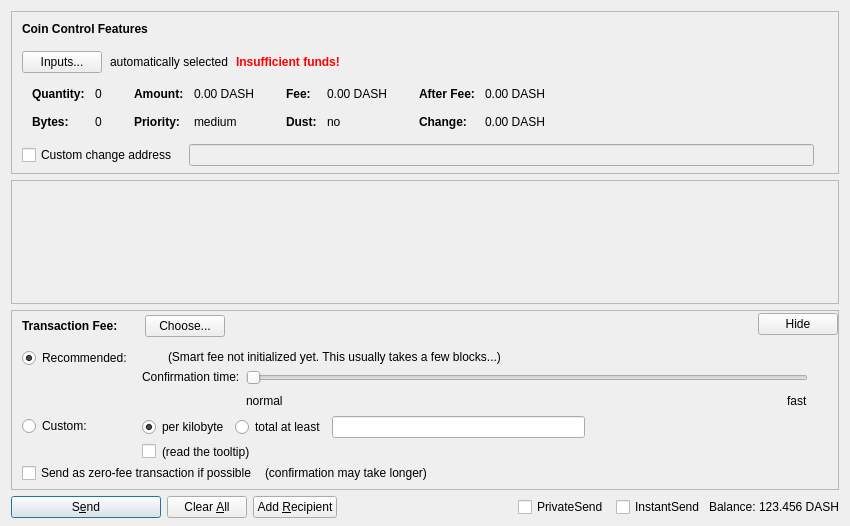
Before: the Qt Designer form src/qt/forms/sendcoinsdialog.ui in entercoindev/enter, drawn with Qt 5.
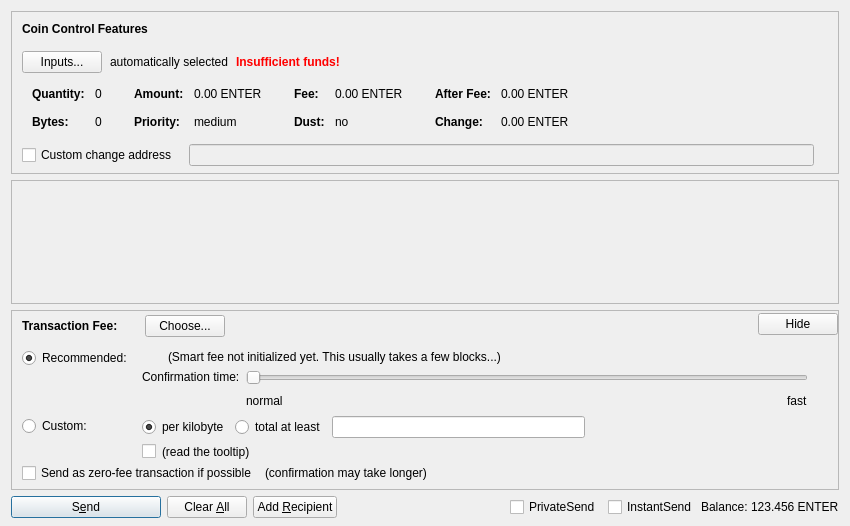
After: the same form once the commit is applied. Custom widgets are drawn as their Qt base class.

```diff
--- a/src/qt/forms/sendcoinsdialog.ui
+++ b/src/qt/forms/sendcoinsdialog.ui
@@ -324,7 +324,7 @@
                   <enum>Qt::ActionsContextMenu</enum>
                  </property>
                  <property name="text">
-                  <string notr="true">0.00 DASH</string>
+                  <string notr="true">0.00 ENTER</string>
                  </property>
                  <property name="textInteractionFlags">
                   <set>Qt::LinksAccessibleByMouse|Qt::TextSelectableByKeyboard|Qt::TextSelectableByMouse</set>
@@ -404,7 +404,7 @@
                   <enum>Qt::ActionsContextMenu</enum>
                  </property>
                  <property name="text">
-                  <string notr="true">0.00 DASH</string>
+                  <string notr="true">0.00 ENTER</string>
                  </property>
                  <property name="textInteractionFlags">
                   <set>Qt::LinksAccessibleByMouse|Qt::TextSelectableByKeyboard|Qt::TextSelectableByMouse</set>
@@ -484,7 +484,7 @@
                   <enum>Qt::ActionsContextMenu</enum>
                  </property>
                  <property name="text">
-                  <string notr="true">0.00 DASH</string>
+                  <string notr="true">0.00 ENTER</string>
                  </property>
                  <property name="textInteractionFlags">
                   <set>Qt::LinksAccessibleByMouse|Qt::TextSelectableByKeyboard|Qt::TextSelectableByMouse</set>
@@ -513,7 +513,7 @@
                   <enum>Qt::ActionsContextMenu</enum>
                  </property>
                  <property name="text">
-                  <string notr="true">0.00 DASH</string>
+                  <string notr="true">0.00 ENTER</string>
                  </property>
                  <property name="textInteractionFlags">
                   <set>Qt::LinksAccessibleByMouse|Qt::TextSelectableByKeyboard|Qt::TextSelectableByMouse</set>
@@ -1366,7 +1366,7 @@
           <cursorShape>IBeamCursor</cursorShape>
          </property>
          <property name="text">
-          <string notr="true">123.456 DASH</string>
+          <string notr="true">123.456 ENTER</string>
          </property>
          <property name="textInteractionFlags">
           <set>Qt::LinksAccessibleByMouse|Qt::TextSelectableByKeyboard|Qt::TextSelectableByMouse</set>
```
Left out of the diff: 6 changed lines with no effect on the pictures.
